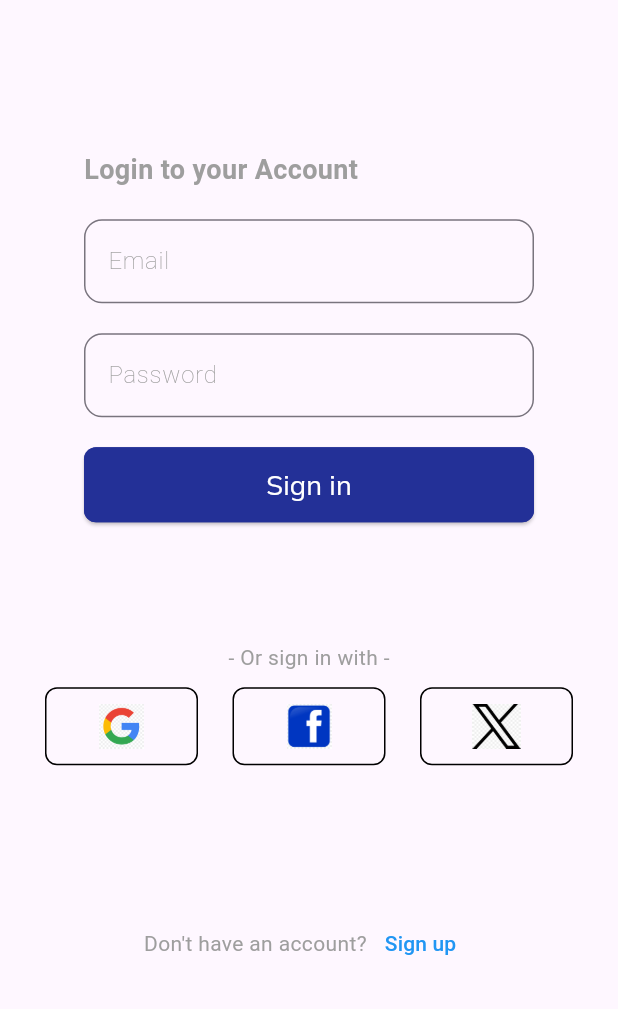
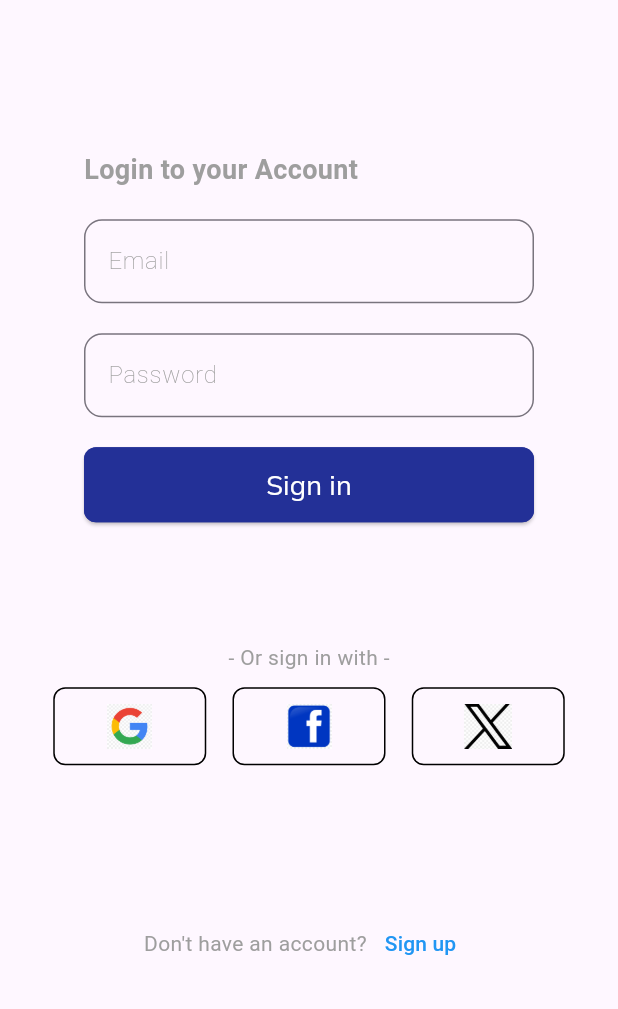
Before and after one commit to BooPassakorn/flutter_homework, a Flutter app: the screen it shows after launch, on a phone screen of 412 x 824 dp, the part 227-1236 px from its top. Run offline on Flutter 3.47's test engine with Material 3 defaults, Android fonts, the phone set to English and light mode, and no system bars; our stand-ins replace flutter_svg, get, google_fonts, lottie.

Commit message:
fixed dialog, arrange _sociaButton in login_page.dart, set text center in theme.dart

```diff
--- a/lib/core/theme/theme.dart
+++ b/lib/core/theme/theme.dart
@@ -18,8 +18,8 @@
 
   @override
   Widget build(BuildContext context) {
-    return Text(text,
+    return Text(text, textAlign: TextAlign.center,
         style: GoogleFonts.mulish(
-            fontSize: fontSize, fontWeight: fontWeight, color: color));
+            fontSize: fontSize, fontWeight: fontWeight, color: color,));
   }
 }
--- a/lib/core/widget/custom_confirm_dialog.dart
+++ b/lib/core/widget/custom_confirm_dialog.dart
@@ -38,7 +38,8 @@
 
   Widget _content(BuildContext context) {
     return Container(
-      margin: const EdgeInsets.all(8),
+      width: MediaQuery.of(context).size.aspectRatio,
+      margin: EdgeInsets.all(0),
       decoration: BoxDecoration(
         color: Colors.white,
         borderRadius: BorderRadius.circular(15),
@@ -55,7 +56,9 @@
           Row(
             children: [
               Expanded(
+                child: Container(
                   child: Column(
+                    crossAxisAlignment: CrossAxisAlignment.center,
                     children: [
                       Column(
                         children: [
@@ -76,6 +79,7 @@
                       ),
                       TitleText(text: title),
                     ],
+                  ),
                 ),
               ),
             ],
--- a/lib/core/widget/info_post.dart
+++ b/lib/core/widget/info_post.dart
@@ -5,9 +5,7 @@
 
   @override
   Widget build(BuildContext context) {
-    return Container(
-      width: double.infinity,
-      height: double.infinity,
+    return SingleChildScrollView(
       child: Padding(
         padding: EdgeInsets.symmetric(vertical: 10),
         child: Column(
@@ -99,7 +97,7 @@
                   child: Icon(Icons.info_outline, size: 33),
                 ),
                 const SizedBox(width: 10),
-                Text("ทำไมคุณจึงเห็นฌพสต์นี้", style: TextStyle(fontSize: 18)),
+                Text("ทำไมคุณจึงเห็นโพสต์นี้", style: TextStyle(fontSize: 18)),
               ],
             ),
             const SizedBox(height: 5),
--- a/lib/src/pages/login/login_page.dart
+++ b/lib/src/pages/login/login_page.dart
@@ -99,15 +99,17 @@
                   Text("- Or sign in with -",
                       style: TextStyle(color: Colors.grey)),
                   SizedBox(height: 10),
-                  Row(
-                    mainAxisAlignment: MainAxisAlignment.spaceBetween,
-                    children: [
-                      _socialButton("assets/google.png"),
-                      SizedBox(width: 10),
-                      _socialButton("assets/facebook.png"),
-                      SizedBox(width: 10),
-                      _socialButton("assets/x.png"),
-                    ],
+                  Container(
+                    child: Row(
+                      mainAxisAlignment: MainAxisAlignment.center,
+                      children: [
+                        _socialButton("assets/google.png"),
+                        SizedBox(width: 17.5),
+                        _socialButton("assets/facebook.png"),
+                        SizedBox(width: 17.5),
+                        _socialButton("assets/x.png"),
+                      ],
+                    ),
                   ),
                 ],
               ),
```
Lines whose indentation alone changed are shown as unchanged.
